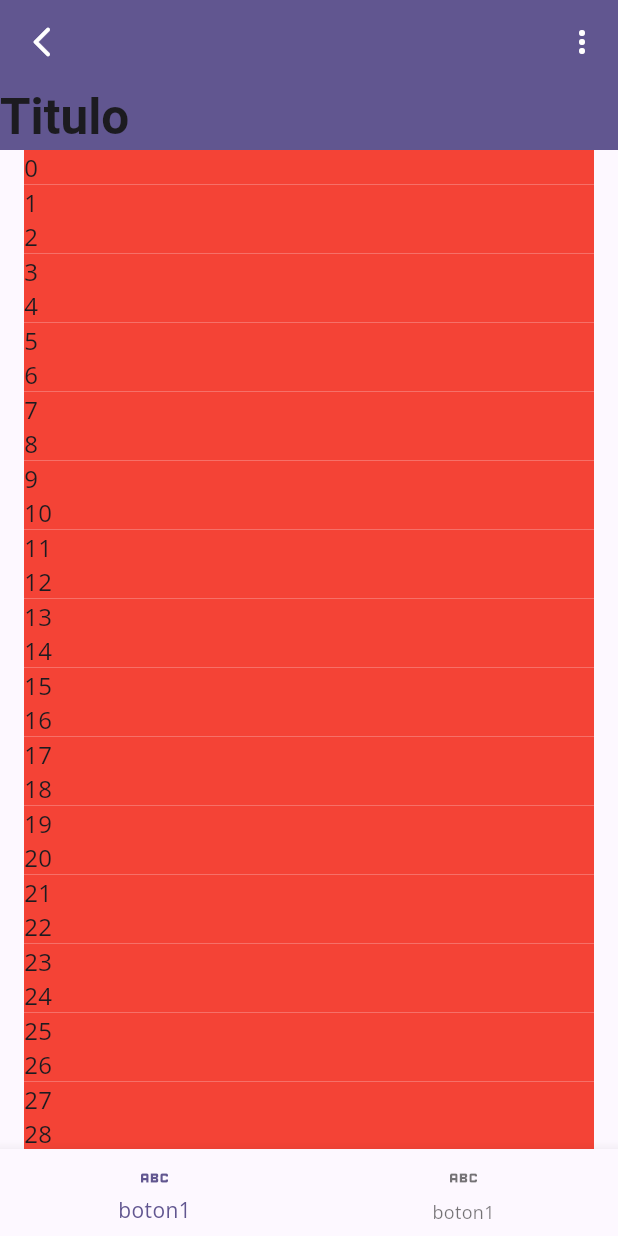
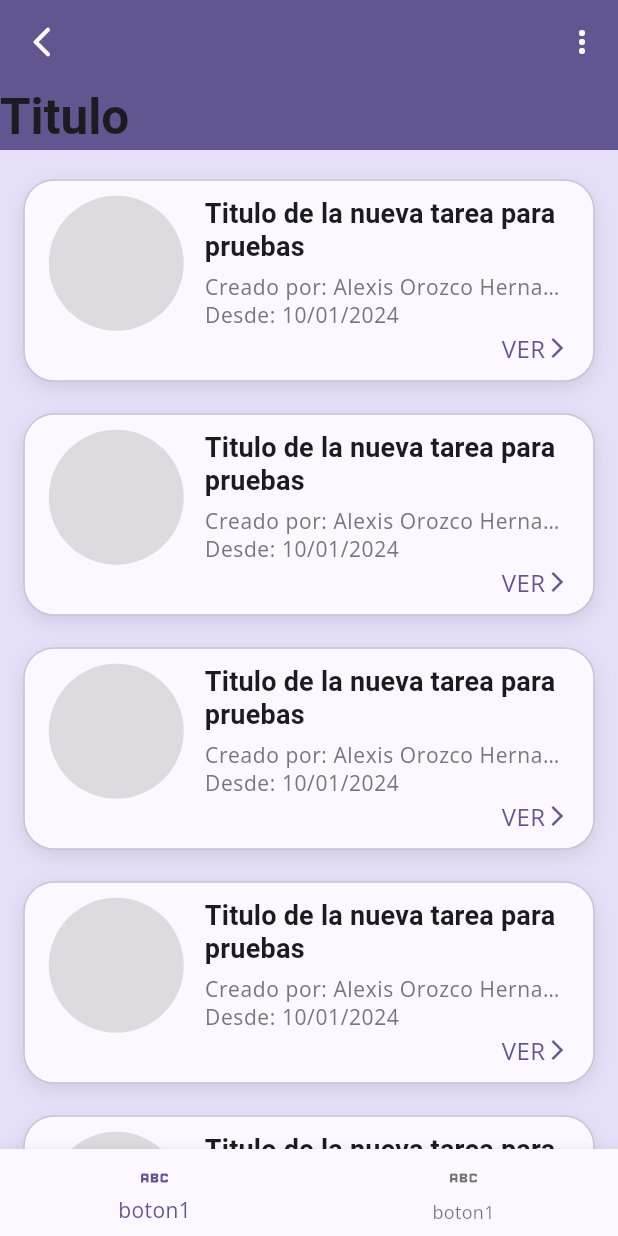
Before and after one commit to Alex10-dev/flutter-tasks-app, a Flutter app: the screen it shows after launch, on a phone screen of 412 x 824 dp. Run offline on Flutter 3.47's test engine with Material 3 defaults, Android fonts, the phone set to English and light mode, and no system bars; our stand-ins replace google_fonts.

Commit message:
Initialize task list UI

```diff
--- a/lib/presentation/screens/tasks/tasks_screen.dart
+++ b/lib/presentation/screens/tasks/tasks_screen.dart
@@ -8,16 +8,15 @@ class TasksScreen extends StatelessWidget {
   @override
   Widget build(BuildContext context) {
 
+    final colorScheme = Theme.of(context).colorScheme;
+
     return  SafeArea(
       child: Scaffold(
+        backgroundColor: colorScheme.secondaryContainer,
         body: CustomScrollList(
           sliverBody: SliverList(
             delegate: SliverChildBuilderDelegate((context, index) {
-
-              return Container(
-                margin: const EdgeInsets.symmetric(horizontal: 16),
-                color: Colors.red, child: Text('$index')
-              );
+              return TaskCard(index: index);
             },
             childCount: 100,
             )),
--- a/lib/presentation/widgets/tasks/custom_scroll_list.dart
+++ b/lib/presentation/widgets/tasks/custom_scroll_list.dart
@@ -25,7 +25,10 @@ class _CustomScrollListState extends State<CustomScrollList> {
       physics: const AlwaysScrollableScrollPhysics(parent: BouncingScrollPhysics()),
       slivers: <Widget>[
         CustomSliverAppBar( title: 'Titulo', opacity: _opacity),
-        widget.sliverBody,
+        SliverPadding(
+          padding: const EdgeInsets.symmetric(vertical: 20, horizontal: 16),
+          sliver: widget.sliverBody,
+        ),
         SliverFillRemaining(
           hasScrollBody: false,
           child: Container(
--- /dev/null
+++ b/lib/presentation/widgets/tasks/task_card.dart
@@ -0,0 +1,137 @@
+
+import 'package:flutter/material.dart';
+
+class TaskCard extends StatelessWidget {
+
+  final int index;
+
+  const TaskCard({
+    super.key,
+    required this.index
+  });
+
+  @override
+  Widget build(BuildContext context) {
+
+    final colorScheme = Theme.of(context).colorScheme;
+    final textStyles = Theme.of(context).textTheme;
+
+    return Container(
+      margin: const EdgeInsets.only(bottom: 22),
+      decoration: BoxDecoration(
+        color: colorScheme.surface,
+        borderRadius: BorderRadius.circular(20),
+        border: Border.all(
+          color: colorScheme.outlineVariant,
+          width: 1,
+          strokeAlign: BorderSide.strokeAlignCenter
+        ),
+        boxShadow: [
+          BoxShadow(
+            spreadRadius: 0,
+            color: colorScheme.shadow.withOpacity(0.1),
+            blurStyle: BlurStyle.normal,
+            blurRadius: 10,
+            offset: const Offset(0, 4)
+          )
+        ]
+      ),
+      child: ClipRRect(
+        borderRadius: BorderRadius.circular(20),
+        child: Container(
+          padding: const EdgeInsets.symmetric(horizontal: 16, vertical: 10),
+          child: Column(
+            mainAxisAlignment: MainAxisAlignment.center,
+            children: [
+              Row(
+                children: <Widget>[
+                  const Align(
+                    alignment: Alignment.topCenter,
+                    child: CustomProgressCircular()
+                  ),
+                  const SizedBox(width: 14),
+                  _BasicInfoTask(textStyles: textStyles, colorScheme: colorScheme)
+                ],
+              ),
+                Row(
+                mainAxisAlignment: MainAxisAlignment.end,
+                children: [
+                  GestureDetector(
+                    onTap: () {
+                      print('prueba');
+                    },
+                    child: Row(
+                      children: [
+                        Text('VER', style: textStyles.bodyMedium!.copyWith(color: colorScheme.primary)),
+                        Icon(Icons.arrow_forward_ios_outlined, size: 16, color: colorScheme.primary)
+                      ],
+                    ),
+                  )
+                ],
+              )
+            ],
+          ),
+        ),
+      )
+    );
+  }
+}
+
+class _BasicInfoTask extends StatelessWidget {
+  const _BasicInfoTask({
+    required this.textStyles,
+    required this.colorScheme,
+  });
+
+  final TextTheme textStyles;
+  final ColorScheme colorScheme;
+
+  @override
+  Widget build(BuildContext context) {
+    return Expanded(
+      child: Column(
+        mainAxisAlignment: MainAxisAlignment.start,
+        crossAxisAlignment: CrossAxisAlignment.start,
+        children: <Widget>[
+          Text(
+            'Titulo de la nueva tarea para pruebas',
+            style: textStyles.titleMedium!.copyWith(fontSize: 18, height: 1.2),
+            maxLines: 2,
+            overflow: TextOverflow.ellipsis
+          ),
+          const SizedBox(height: 6,),
+          Text(
+            'Creado por: Alexis Orozco Hernandez',
+            style: textStyles.bodySmall!.copyWith(color: colorScheme.outline),
+            maxLines: 1,
+            overflow: TextOverflow.ellipsis,
+          ),
+          Text(
+            'Desde: 10/01/2024',
+            style: textStyles.bodySmall!.copyWith(color: colorScheme.outline),
+            maxLines: 1,
+            overflow: TextOverflow.ellipsis,
+          ),
+        ],
+      ),
+    );
+  }
+}
+
+class CustomProgressCircular extends StatelessWidget {
+  const CustomProgressCircular({
+    super.key,
+  });
+
+  @override
+  Widget build(BuildContext context) {
+    return Container(
+      width: 90,
+      height: 90,
+      decoration: BoxDecoration(
+        borderRadius: BorderRadius.circular(100),
+        color: Colors.black12
+      ),
+    );
+  }
+}
--- a/lib/presentation/widgets/widgets.dart
+++ b/lib/presentation/widgets/widgets.dart
@@ -1 +1,2 @@
+export  'package:task_app/presentation/widgets/tasks/task_card.dart';
 export 'package:task_app/presentation/widgets/tasks/custom_scroll_list.dart';
```
